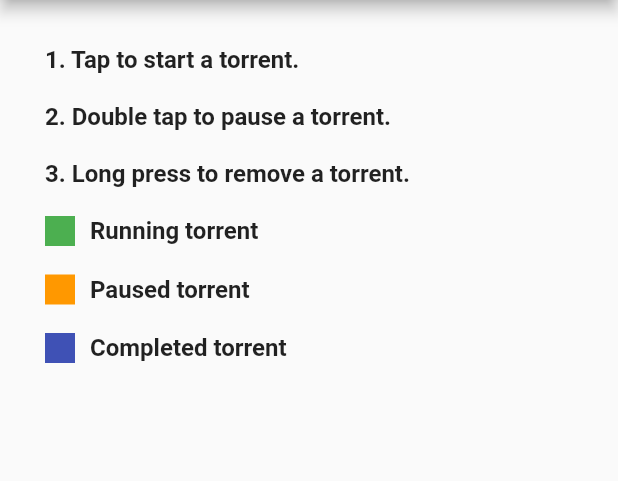
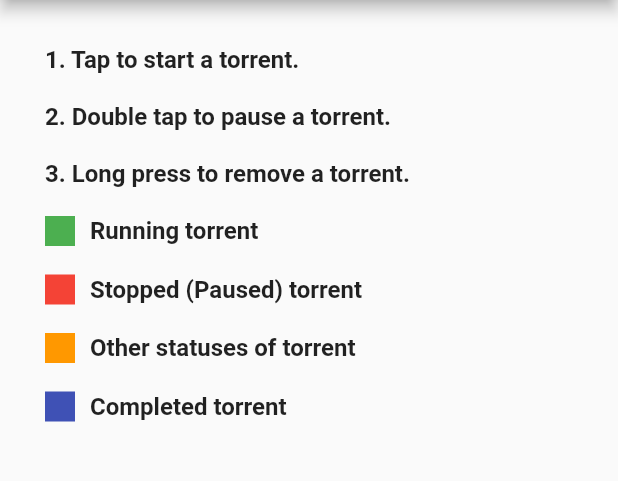
Before and after one commit to m-zaink/torrento, a Flutter app: the screen it shows after launch, after a tap on "Log In", after a tap on the "help" icon, on a phone screen of 412 x 824 dp, the part 84-565 px from its top. Run offline on Flutter 3.47's test engine with Material 2 defaults, Android fonts, the phone set to English and light mode, and no system bars; our stand-ins replace bloc, equatable, flutter_bloc, flutter_spinkit; missing offline and left inert: torrento.

Commit message:
Make minor changes in UI and vocab.

```diff
--- a/lib/screens/info_screen.dart
+++ b/lib/screens/info_screen.dart
@@ -29,7 +29,12 @@ class _InfoScreenState extends State<InfoScreen> {
             ),
             buildText(text: ''),
             buildColorInfoRow(
-              text: 'Paused torrent',
+              text: 'Stopped (Paused) torrent',
+              color: Colors.red,
+            ),
+            buildText(text: ''),
+            buildColorInfoRow(
+              text: 'Other statuses of torrent',
               color: Colors.orange,
             ),
             buildText(text: ''),
--- a/lib/screens/torrents_screen/torrents_screen.dart
+++ b/lib/screens/torrents_screen/torrents_screen.dart
@@ -153,7 +153,7 @@ class _TorrentPageState extends State<TorrentPage> {
               Icons.stop,
               color: Colors.indigo,
             ),
-            title: Text('Stop All'),
+            title: Text('Stop (Pause) All'),
           ),
           ListTile(
             onTap: () {
--- a/lib/screens/torrents_screen/widgets/torrent_tile.dart
+++ b/lib/screens/torrents_screen/widgets/torrent_tile.dart
@@ -113,6 +113,8 @@ class _TorrentTileState extends State<TorrentTile> {
         return Colors.green;
       case 'checking':
         return Colors.indigo;
+      case 'paused':
+        return Colors.red;
       default:
         return Colors.orange;
     }
```
